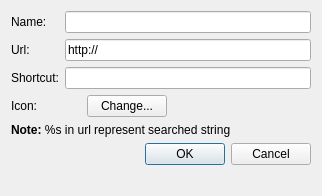
The window that src/lib/opensearch/editsearchengine.ui (QupZilla/qupzilla) describes before a commit, drawn with Qt 5.
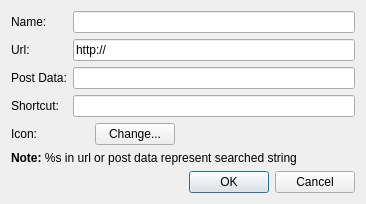
The same window after the commit.

Commit message:
SearchEngines: Added support for POST method.
Closes #715

Diff of the .ui file:
```diff
--- a/src/lib/opensearch/editsearchengine.ui
+++ b/src/lib/opensearch/editsearchengine.ui
@@ -6,11 +6,14 @@
    <rect>
     <x>0</x>
     <y>0</y>
-    <width>322</width>
-    <height>196</height>
+    <width>366</width>
+    <height>204</height>
    </rect>
   </property>
   <layout class="QFormLayout" name="formLayout">
+   <property name="fieldGrowthPolicy">
+    <enum>QFormLayout::ExpandingFieldsGrow</enum>
+   </property>
    <item row="0" column="0">
     <widget class="QLabel" name="label">
      <property name="text">
@@ -35,41 +38,24 @@
      </property>
     </widget>
    </item>
-   <item row="2" column="0">
+   <item row="3" column="0">
     <widget class="QLabel" name="label_3">
      <property name="text">
       <string>Shortcut:</string>
      </property>
     </widget>
    </item>
-   <item row="2" column="1">
+   <item row="3" column="1">
     <widget class="QLineEdit" name="shortcut"/>
    </item>
-   <item row="3" column="0">
+   <item row="4" column="0">
     <widget class="QLabel" name="iconLabel">
      <property name="text">
       <string>Icon:</string>
      </property>
     </widget>
    </item>
-   <item row="4" column="0" colspan="2">
-    <widget class="QLabel" name="label_4">
-     <property name="text">
-      <string>&lt;b&gt;Note: &lt;/b&gt;%s in url represent searched string</string>
-     </property>
-    </widget>
-   </item>
-   <item row="5" column="1">
-    <widget class="QDialogButtonBox" name="buttonBox">
-     <property name="orientation">
-      <enum>Qt::Horizontal</enum>
-     </property>
-     <property name="standardButtons">
-      <set>QDialogButtonBox::Cancel|QDialogButtonBox::Ok</set>
-     </property>
-    </widget>
-   </item>
-   <item row="3" column="1">
+   <item row="4" column="1">
     <widget class="QFrame" name="editIconFrame">
      <layout class="QHBoxLayout" name="editIconLayout">
       <property name="margin">
@@ -114,6 +100,33 @@
      </layout>
     </widget>
    </item>
+   <item row="5" column="0" colspan="2">
+    <widget class="QLabel" name="label_4">
+     <property name="text">
+      <string>&lt;b&gt;Note: &lt;/b&gt;%s in url or post data represent searched string</string>
+     </property>
+    </widget>
+   </item>
+   <item row="6" column="1">
+    <widget class="QDialogButtonBox" name="buttonBox">
+     <property name="orientation">
+      <enum>Qt::Horizontal</enum>
+     </property>
+     <property name="standardButtons">
+      <set>QDialogButtonBox::Cancel|QDialogButtonBox::Ok</set>
+     </property>
+    </widget>
+   </item>
+   <item row="2" column="0">
+    <widget class="QLabel" name="label_5">
+     <property name="text">
+      <string>Post Data:</string>
+     </property>
+    </widget>
+   </item>
+   <item row="2" column="1">
+    <widget class="QLineEdit" name="postData"/>
+   </item>
   </layout>
  </widget>
  <resources/>
```
The commit also changes 8 other files.
